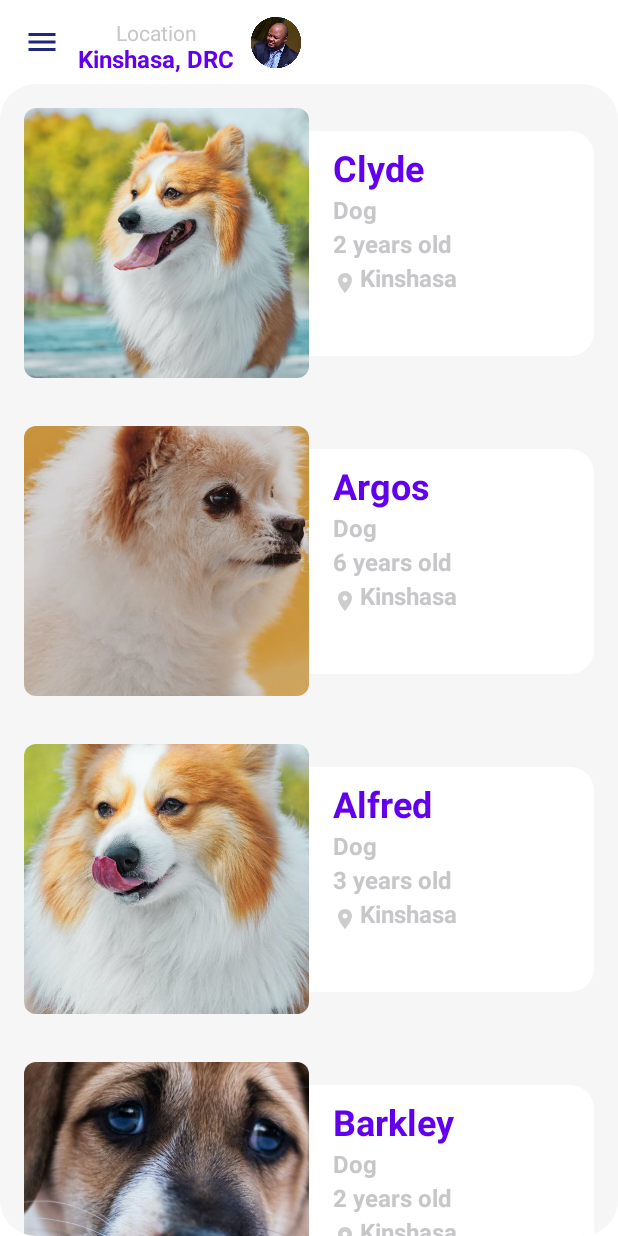
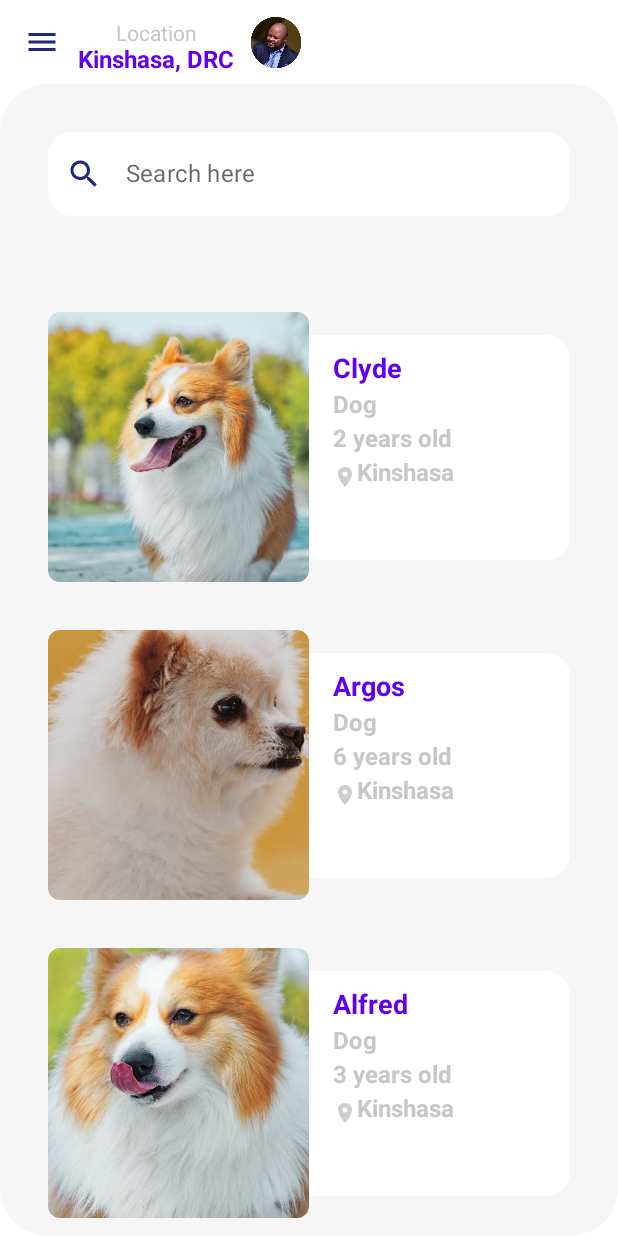
Before and after one commit to bashizip/les-mignons, an Android app built with Jetpack Compose: the screen it shows after launch (MainActivity), on a phone screen of 412 x 824 dp. Run offline under Robolectric (Android 15) with nearby library versions, the phone set to English and light mode, and no system bars.

Commit message:
search feature added

```diff
--- a/app/src/main/java/com/example/androiddevchallenge/MainActivity.kt
+++ b/app/src/main/java/com/example/androiddevchallenge/MainActivity.kt
@@ -17,19 +17,19 @@ package com.example.androiddevchallenge
 
 import android.content.Intent
 import android.os.Bundle
+import android.util.Log
 import androidx.activity.compose.setContent
 import androidx.appcompat.app.AppCompatActivity
 import androidx.compose.foundation.Image
 import androidx.compose.foundation.background
+import androidx.compose.foundation.border
 import androidx.compose.foundation.clickable
 import androidx.compose.foundation.layout.*
 import androidx.compose.foundation.lazy.LazyColumn
 import androidx.compose.foundation.lazy.items
+import androidx.compose.foundation.shape.CircleShape
 import androidx.compose.foundation.shape.RoundedCornerShape
 import androidx.compose.material.*
-import androidx.compose.material.icons.Icons
-import androidx.compose.material.icons.filled.Menu
-import androidx.compose.material.icons.materialIcon
 import androidx.compose.runtime.Composable
 import androidx.compose.ui.Alignment
 import androidx.compose.ui.Modifier
@@ -40,6 +40,7 @@ import androidx.compose.ui.platform.LocalContext
 import androidx.compose.ui.res.colorResource
 import androidx.compose.ui.res.painterResource
 import androidx.compose.ui.text.font.FontWeight
+import androidx.compose.ui.text.style.TextAlign
 import androidx.compose.ui.text.style.TextOverflow
 import androidx.compose.ui.tooling.preview.Preview
 import androidx.compose.ui.unit.dp
@@ -48,12 +49,6 @@ import com.example.androiddevchallenge.domain.Mignon
 import com.example.androiddevchallenge.repository.MignonRepo
 import com.example.androiddevchallenge.ui.theme.MyTheme
 import com.example.androiddevchallenge.ui.theme.typography
-import android.view.WindowManager
-
-import android.os.Build
-import android.view.KeyEvent
-import androidx.compose.foundation.shape.CircleShape
-import androidx.compose.ui.text.style.TextAlign
 
 
 class MainActivity : AppCompatActivity() {
@@ -81,9 +76,8 @@ class MainActivity : AppCompatActivity() {
             MyToolbar()
             Column(
                 Modifier
-                    .clip(shape = RoundedCornerShape(24.dp))
+                    .clip(shape = RoundedCornerShape(32.dp))
                     .background(colorResource(id = R.color.gray_light))
-
             ) {
                 SearchBox()
                 MignonList(MignonRepo(LocalContext.current).mignonsList)
@@ -93,8 +87,30 @@ class MainActivity : AppCompatActivity() {
 
     @Composable
     fun SearchBox() {
+            TextField(
+                value = "",
+                onValueChange = { Log.d("MainActivity", it) },
+                label = { Text(text = "Search here") },
+                shape = RoundedCornerShape(16.dp),
+                leadingIcon = {
+                    Image(
+                        painter = painterResource(id = R.drawable.ic_baseline_search_24),
+                        contentDescription = "search Icon"
+                    )
+                },
+                colors = TextFieldDefaults.textFieldColors(
+                    focusedIndicatorColor = Color.Transparent,
+                    disabledIndicatorColor = Color.Transparent,
+                    unfocusedIndicatorColor = Color.Transparent,
+                    backgroundColor = colorResource(id = R.color.white),
+                ),
+                modifier = Modifier
+                    .fillMaxWidth()
+                    .padding(32.dp)
+            )
+        }
 
-    }
+
 
     @Composable
     fun MyToolbar() {
@@ -176,7 +192,7 @@ class MainActivity : AppCompatActivity() {
         Row(
             Modifier
                 .clickable { showMigon(mignon) }
-                .padding(16.dp)
+                .padding(start = 32.dp, top = 32.dp, end = 32.dp)
                 .fillMaxWidth(),
             verticalAlignment = Alignment.CenterVertically,
 
@@ -211,7 +227,7 @@ class MainActivity : AppCompatActivity() {
                     text = mignon.name,
                     color = MaterialTheme.colors.primary,
                     fontWeight = FontWeight.Bold,
-                    fontSize = 24.sp,
+                    fontSize = 18.sp,
                     modifier = Modifier.padding(top = 4.dp)
 
                 )
@@ -233,7 +249,7 @@ class MainActivity : AppCompatActivity() {
                     Image(
                         painter = painterResource(id = R.drawable.ic_baseline_location_on_24),
                         contentDescription = "",
-                        modifier = Modifier.padding(top = 8.dp, end = 2.dp)
+                        modifier = Modifier.padding(top = 8.dp)
                     )
                     Text(
                         text = mignon.adress,
@@ -258,6 +274,8 @@ class MainActivity : AppCompatActivity() {
     }
 
 
+    // Previews
+
     @Preview("Light Theme", widthDp = 360, heightDp = 640)
     @Composable
     fun LightPreview() {
--- /dev/null
+++ b/app/src/main/res/drawable/ic_baseline_search_24.xml
@@ -0,0 +1,5 @@
+<vector android:height="24dp" android:tint="#1F267B"
+    android:viewportHeight="24" android:viewportWidth="24"
+    android:width="24dp" xmlns:android="http://schemas.android.com/apk/res/android">
+    <path android:fillColor="@android:color/white" android:pathData="M15.5,14h-0.79l-0.28,-0.27C15.41,12.59 16,11.11 16,9.5 16,5.91 13.09,3 9.5,3S3,5.91 3,9.5 5.91,16 9.5,16c1.61,0 3.09,-0.59 4.23,-1.57l0.27,0.28v0.79l5,4.99L20.49,19l-4.99,-5zM9.5,14C7.01,14 5,11.99 5,9.5S7.01,5 9.5,5 14,7.01 14,9.5 11.99,14 9.5,14z"/>
+</vector>
```
